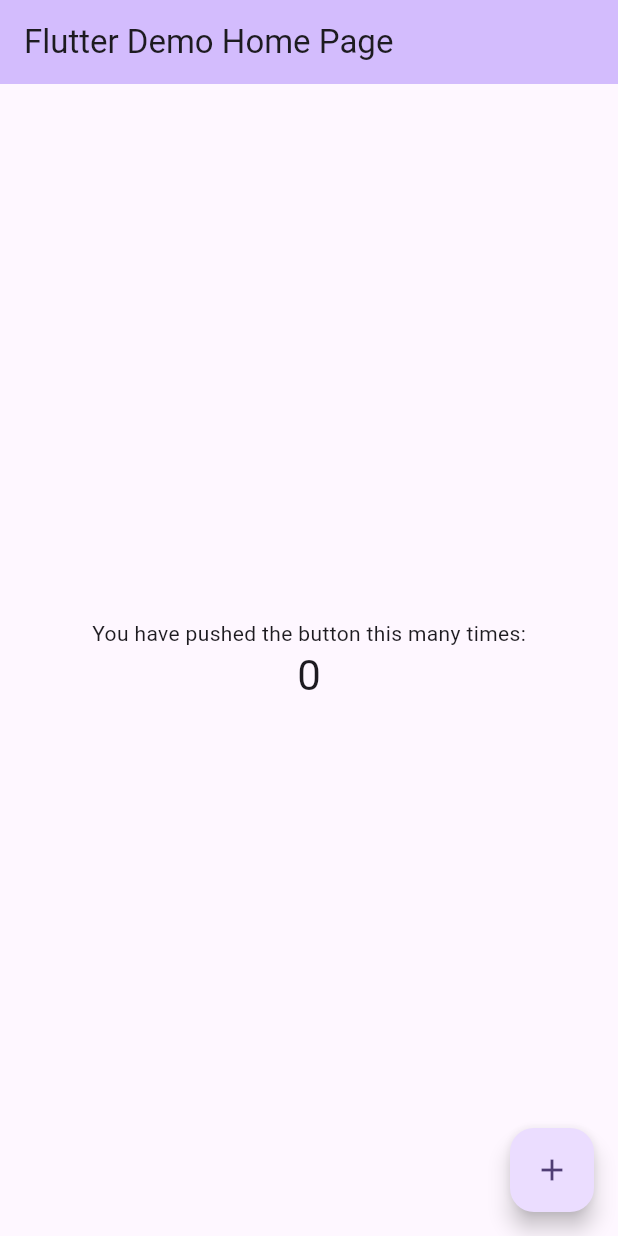
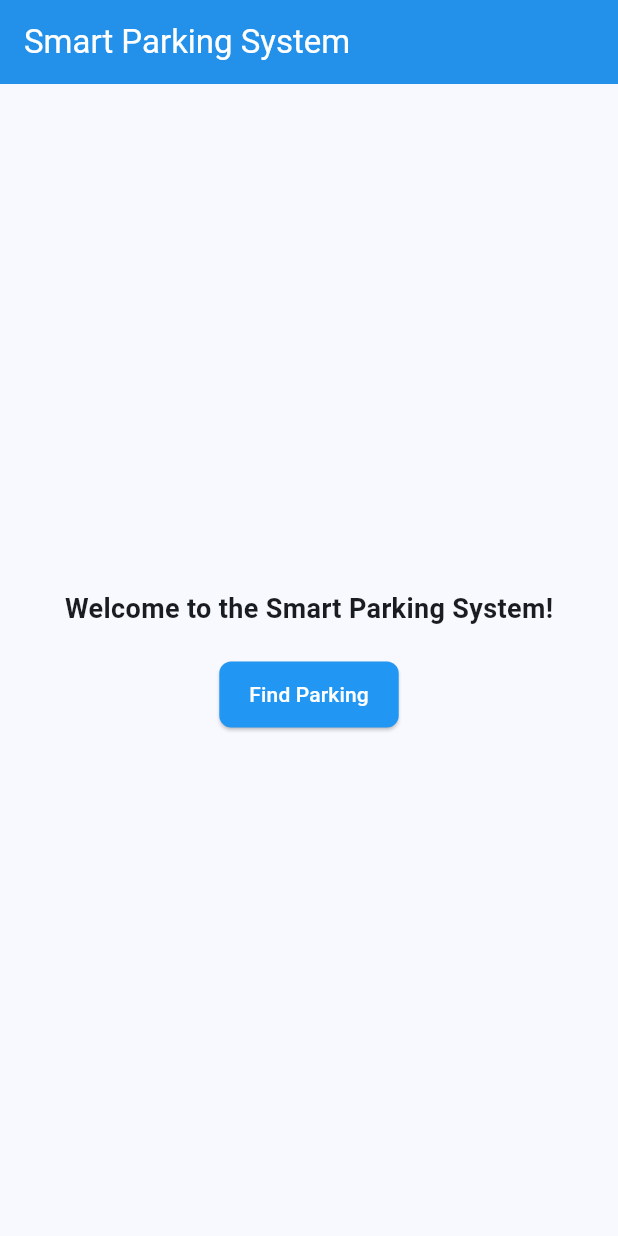
Before and after one commit to OwenAEdwards/SmartParking, a Flutter app: the screen it shows after launch, on a phone screen of 412 x 824 dp. Run offline on Flutter 3.47's test engine with Material 3 defaults, Android fonts, the phone set to English and light mode, and no system bars.

Commit message:
Added home_screen

```diff
--- a/lib/core/theme.dart
+++ b/lib/core/theme.dart
@@ -0,0 +1,27 @@
+import 'package:flutter/material.dart';
+
+class AppTheme {
+  static ThemeData lightTheme = ThemeData(
+    colorScheme: ColorScheme.fromSeed(seedColor: Colors.blue),
+    useMaterial3: true,
+    appBarTheme: const AppBarTheme(
+      backgroundColor: Colors.blue,
+      foregroundColor: Colors.white,
+      elevation: 4,
+    ),
+    elevatedButtonTheme: ElevatedButtonThemeData(
+      style: ElevatedButton.styleFrom(
+        backgroundColor: Colors.blue,
+        foregroundColor: Colors.white,
+        padding: const EdgeInsets.symmetric(horizontal: 20, vertical: 12),
+        shape: RoundedRectangleBorder(
+          borderRadius: BorderRadius.circular(8),
+        ),
+      ),
+    ),
+    textTheme: const TextTheme(
+      bodyLarge: TextStyle(fontSize: 18),
+      bodyMedium: TextStyle(fontSize: 16),
+    ),
+  );
+}
--- a/lib/main.dart
+++ b/lib/main.dart
@@ -1,125 +1,22 @@
 import 'package:flutter/material.dart';
+import 'package:smart_parking/views/home_screen.dart';
+import 'package:smart_parking/core/theme.dart';
+import 'package:smart_parking/routes/app_routes.dart';
 
 void main() {
-  runApp(const MyApp());
+  runApp(const SmartParkingApp());
 }
 
-class MyApp extends StatelessWidget {
-  const MyApp({super.key});
+class SmartParkingApp extends StatelessWidget {
+  const SmartParkingApp({super.key});
 
-  // This widget is the root of your application.
   @override
   Widget build(BuildContext context) {
     return MaterialApp(
-      title: 'Flutter Demo',
-      theme: ThemeData(
-        // This is the theme of your application.
-        //
-        // TRY THIS: Try running your application with "flutter run". You'll see
-        // the application has a purple toolbar. Then, without quitting the app,
-        // try changing the seedColor in the colorScheme below to Colors.green
-        // and then invoke "hot reload" (save your changes or press the "hot
-        // reload" button in a Flutter-supported IDE, or press "r" if you used
-        // the command line to start the app).
-        //
-        // Notice that the counter didn't reset back to zero; the application
-        // state is not lost during the reload. To reset the state, use hot
-        // restart instead.
-        //
-        // This works for code too, not just values: Most code changes can be
-        // tested with just a hot reload.
-        colorScheme: ColorScheme.fromSeed(seedColor: Colors.deepPurple),
-        useMaterial3: true,
-      ),
-      home: const MyHomePage(title: 'Flutter Demo Home Page'),
+      title: 'Smart Parking System',
+      theme: AppTheme.lightTheme, // Use custom theme from core/theme.dart
+      initialRoute: '/',
+      routes: AppRoutes.routes, // Define navigation routes
     );
   }
 }
-
-class MyHomePage extends StatefulWidget {
-  const MyHomePage({super.key, required this.title});
-
-  // This widget is the home page of your application. It is stateful, meaning
-  // that it has a State object (defined below) that contains fields that affect
-  // how it looks.
-
-  // This class is the configuration for the state. It holds the values (in this
-  // case the title) provided by the parent (in this case the App widget) and
-  // used by the build method of the State. Fields in a Widget subclass are
-  // always marked "final".
-
-  final String title;
-
-  @override
-  State<MyHomePage> createState() => _MyHomePageState();
-}
-
-class _MyHomePageState extends State<MyHomePage> {
-  int _counter = 0;
-
-  void _incrementCounter() {
-    setState(() {
-      // This call to setState tells the Flutter framework that something has
-      // changed in this State, which causes it to rerun the build method below
-      // so that the display can reflect the updated values. If we changed
-      // _counter without calling setState(), then the build method would not be
-      // called again, and so nothing would appear to happen.
-      _counter++;
-    });
-  }
-
-  @override
-  Widget build(BuildContext context) {
-    // This method is rerun every time setState is called, for instance as done
-    // by the _incrementCounter method above.
-    //
-    // The Flutter framework has been optimized to make rerunning build methods
-    // fast, so that you can just rebuild anything that needs updating rather
-    // than having to individually change instances of widgets.
-    return Scaffold(
-      appBar: AppBar(
-        // TRY THIS: Try changing the color here to a specific color (to
-        // Colors.amber, perhaps?) and trigger a hot reload to see the AppBar
-        // change color while the other colors stay the same.
-        backgroundColor: Theme.of(context).colorScheme.inversePrimary,
-        // Here we take the value from the MyHomePage object that was created by
-        // the App.build method, and use it to set our appbar title.
-        title: Text(widget.title),
-      ),
-      body: Center(
-        // Center is a layout widget. It takes a single child and positions it
-        // in the middle of the parent.
-        child: Column(
-          // Column is also a layout widget. It takes a list of children and
-          // arranges them vertically. By default, it sizes itself to fit its
-          // children horizontally, and tries to be as tall as its parent.
-          //
-          // Column has various properties to control how it sizes itself and
-          // how it positions its children. Here we use mainAxisAlignment to
-          // center the children vertically; the main axis here is the vertical
-          // axis because Columns are vertical (the cross axis would be
-          // horizontal).
-          //
-          // TRY THIS: Invoke "debug painting" (choose the "Toggle Debug Paint"
-          // action in the IDE, or press "p" in the console), to see the
-          // wireframe for each widget.
-          mainAxisAlignment: MainAxisAlignment.center,
-          children: <Widget>[
-            const Text(
-              'You have pushed the button this many times:',
-            ),
-            Text(
-              '$_counter',
-              style: Theme.of(context).textTheme.headlineMedium,
-            ),
-          ],
-        ),
-      ),
-      floatingActionButton: FloatingActionButton(
-        onPressed: _incrementCounter,
-        tooltip: 'Increment',
-        child: const Icon(Icons.add),
-      ), // This trailing comma makes auto-formatting nicer for build methods.
-    );
-  }
-}
--- a/lib/routes/app_routes.dart
+++ b/lib/routes/app_routes.dart
@@ -0,0 +1,10 @@
+import 'package:flutter/material.dart';
+import 'package:smart_parking/views/home_screen.dart';
+import 'package:smart_parking/views/parking_screen.dart';
+
+class AppRoutes {
+  static Map<String, WidgetBuilder> routes = {
+    '/': (context) => const HomeScreen(),
+    // '/parking': (context) => const ParkingScreen(),
+  };
+}
--- a/lib/views/home_screen.dart
+++ b/lib/views/home_screen.dart
@@ -0,0 +1,32 @@
+import 'package:flutter/material.dart';
+
+class HomeScreen extends StatelessWidget {
+  const HomeScreen({super.key});
+
+  @override
+  Widget build(BuildContext context) {
+    return Scaffold(
+      appBar: AppBar(
+        title: const Text('Smart Parking System'),
+      ),
+      body: Center(
+        child: Column(
+          mainAxisAlignment: MainAxisAlignment.center,
+          children: [
+            const Text(
+              'Welcome to the Smart Parking System!',
+              style: TextStyle(fontSize: 18, fontWeight: FontWeight.bold),
+            ),
+            const SizedBox(height: 20),
+            ElevatedButton(
+              onPressed: () {
+                Navigator.pushNamed(context, '/parking');
+              },
+              child: const Text('Find Parking'),
+            ),
+          ],
+        ),
+      ),
+    );
+  }
+}
```
Also changed, not shown: 1 other file.
